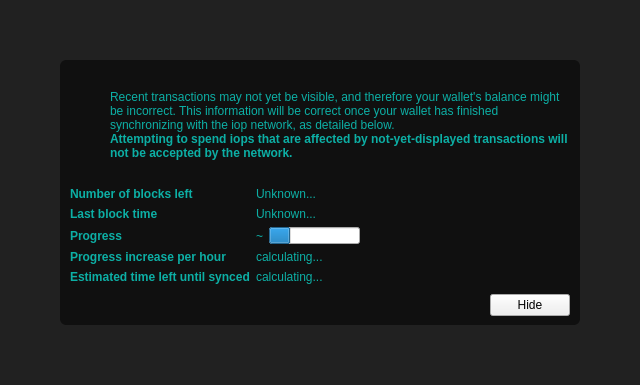
The window that src/qt/forms/modaloverlay.ui (Anfauglith/bitcoin) describes before a commit, drawn with Qt 5.
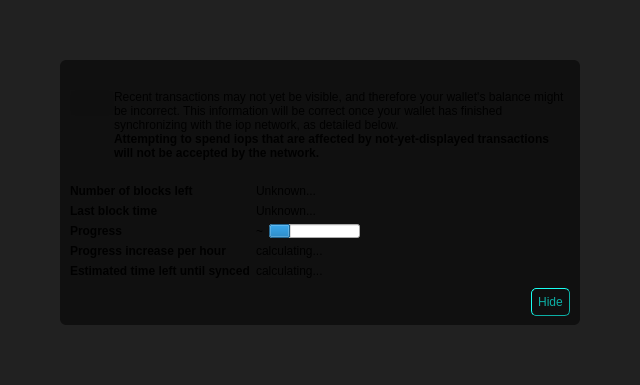
The same window after the commit. Icons and pictures are not drawn. Custom widgets are drawn as their Qt base class.

Commit message:
major ui fix & splashscreen redesign
fixed endscreen colors
fixed tables and redesigned colors
redesigned buttons and toolbar
redesigned splashscreen

What changed in the file:
```diff
--- a/src/qt/forms/modaloverlay.ui
+++ b/src/qt/forms/modaloverlay.ui
@@ -51,7 +51,8 @@
        <widget class="QWidget" name="contentWidget" native="true">
         <property name="styleSheet">
          <string notr="true">#contentWidget { background: rgba(15,15,15,240); border-radius: 6px; }
-            QLabel { color: rgb(12,175,165);  }</string>
+                    QPushButton { background-color: rgb(15,15,15); color: rgb(12,175,165); border-width: 1px; padding: 6px; border-style: outset; border-radius: 5px ; border-color: rgb(12,175,165); }
+                    </string>
         </property>
         <layout class="QVBoxLayout" name="verticalLayoutSub" stretch="1,0,0,0">
          <property name="spacing">
@@ -84,6 +85,9 @@
                <property name="enabled">
                 <bool>false</bool>
                </property>
+               <property name="styleSheet">
+                <string notr="true">border: none </string>
+              </property>
                <property name="text">
                 <string/>
                </property>
```
The commit also changes 6 other files.
